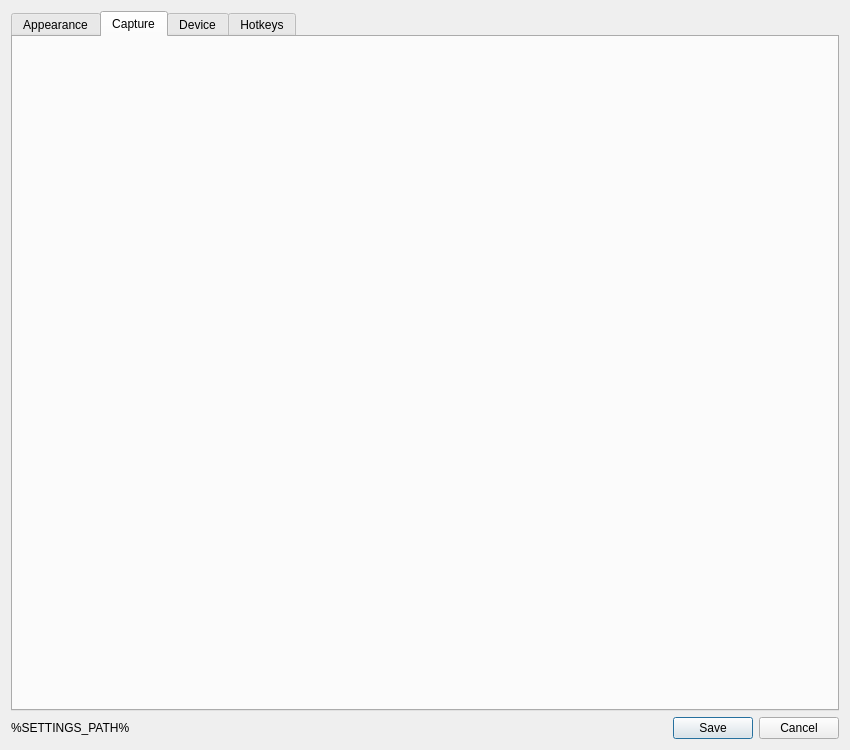
First picture: the form in software/squishy/gui/preferences_window.ui, repository squishy-scsi/squishy, before the edit.
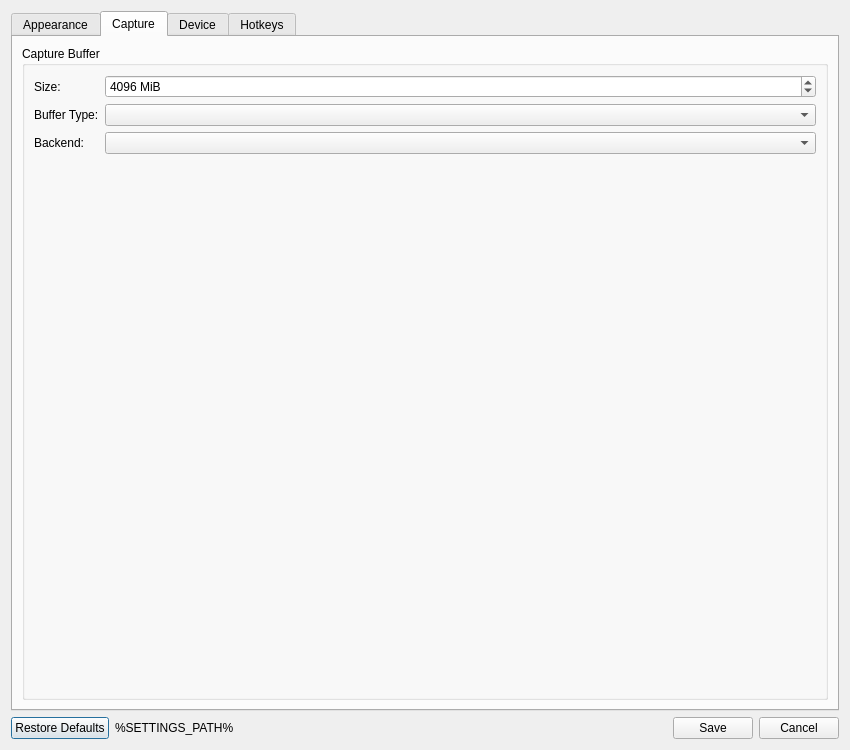
Second picture: the form after the edit. The open tabs and pages were chosen to show the change. Icons and pictures are not drawn. Custom widgets are drawn as their Qt base class.

Commit message: software: gui: hooked up most if not all of the settings, only the hotkeys are left

What changed in the file:
```diff
--- a/software/squishy/gui/preferences_window.ui
+++ b/software/squishy/gui/preferences_window.ui
@@ -335,6 +335,75 @@
       <attribute name="title">
        <string>Capture</string>
       </attribute>
+      <layout class="QGridLayout" name="gridLayout_2">
+       <item row="0" column="0">
+        <widget class="QGroupBox" name="groupBox_3">
+         <property name="title">
+          <string>Capture Buffer</string>
+         </property>
+         <property name="flat">
+          <bool>false</bool>
+         </property>
+         <property name="checkable">
+          <bool>false</bool>
+         </property>
+         <layout class="QFormLayout" name="formLayout_3">
+          <property name="formAlignment">
+           <set>Qt::AlignHCenter|Qt::AlignTop</set>
+          </property>
+          <item row="0" column="0">
+           <widget class="QLabel" name="label_12">
+            <property name="text">
+             <string>Size:</string>
+            </property>
+           </widget>
+          </item>
+          <item row="0" column="1">
+           <widget class="QSpinBox" name="sb_capture_bsize">
+            <property name="wrapping">
+             <bool>false</bool>
+            </property>
+            <property name="showGroupSeparator" stdset="0">
+             <bool>false</bool>
+            </property>
+            <property name="suffix">
+             <string> MiB</string>
+            </property>
+            <property name="minimum">
+             <number>1</number>
+            </property>
+            <property name="maximum">
+             <number>32768</number>
+            </property>
+            <property name="value">
+             <number>4096</number>
+            </property>
+           </widget>
+          </item>
+          <item row="1" column="0">
+           <widget class="QLabel" name="label_13">
+            <property name="text">
+             <string>Buffer Type:</string>
+            </property>
+           </widget>
+          </item>
+          <item row="1" column="1">
+           <widget class="QComboBox" name="cmb_cb_type"/>
+          </item>
+          <item row="2" column="0">
+           <widget class="QLabel" name="label_14">
+            <property name="text">
+             <string>Backend:</string>
+            </property>
+           </widget>
+          </item>
+          <item row="2" column="1">
+           <widget class="QComboBox" name="cmb_cb_backend"/>
+          </item>
+         </layout>
+        </widget>
+       </item>
+      </layout>
      </widget>
      <widget class="QWidget" name="tab_device">
       <attribute name="icon">
@@ -357,6 +426,16 @@
    </item>
    <item>
     <layout class="QHBoxLayout" name="horizontalLayout">
+     <item>
+      <widget class="QPushButton" name="btn_reset">
+       <property name="text">
+        <string>Restore Defaults</string>
+       </property>
+       <property name="icon">
+        <iconset theme="kt-restore-defaults"/>
+       </property>
+      </widget>
+     </item>
      <item>
       <widget class="QLabel" name="lbl_settings">
        <property name="text">
```
Left out of the diff: 296 changed lines with no effect on the pictures. The commit also changes 3 other files.
